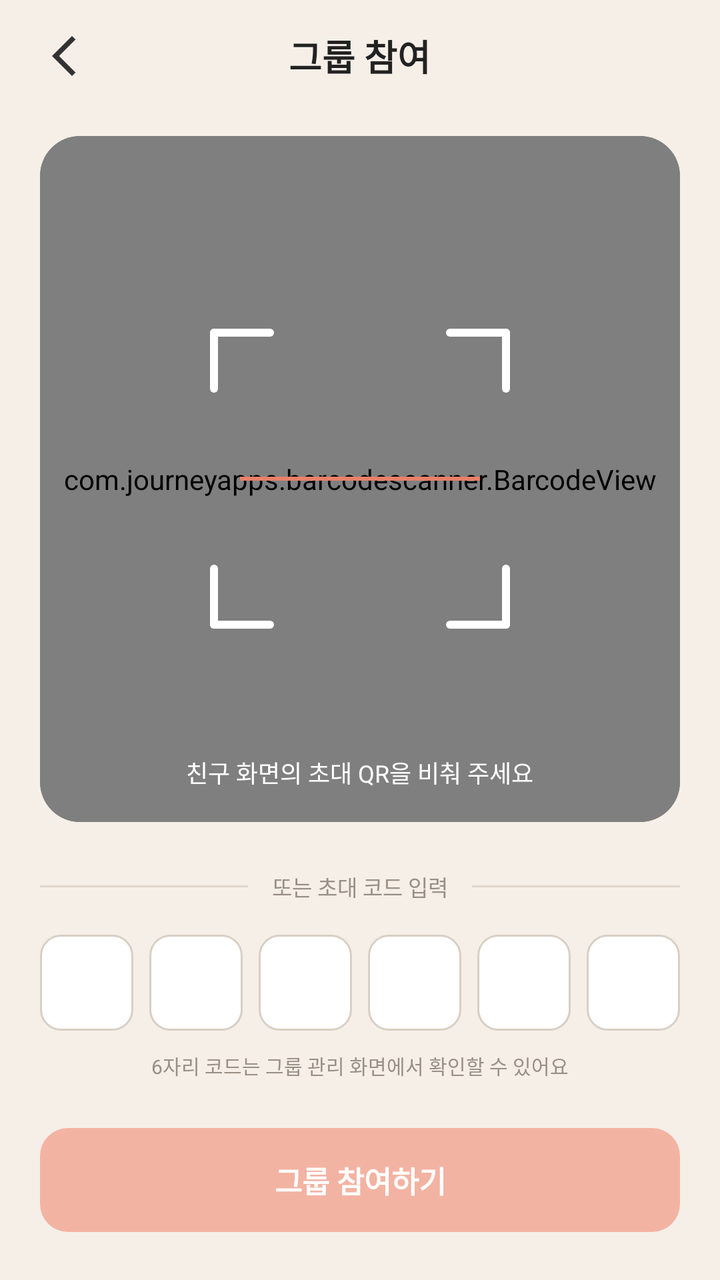
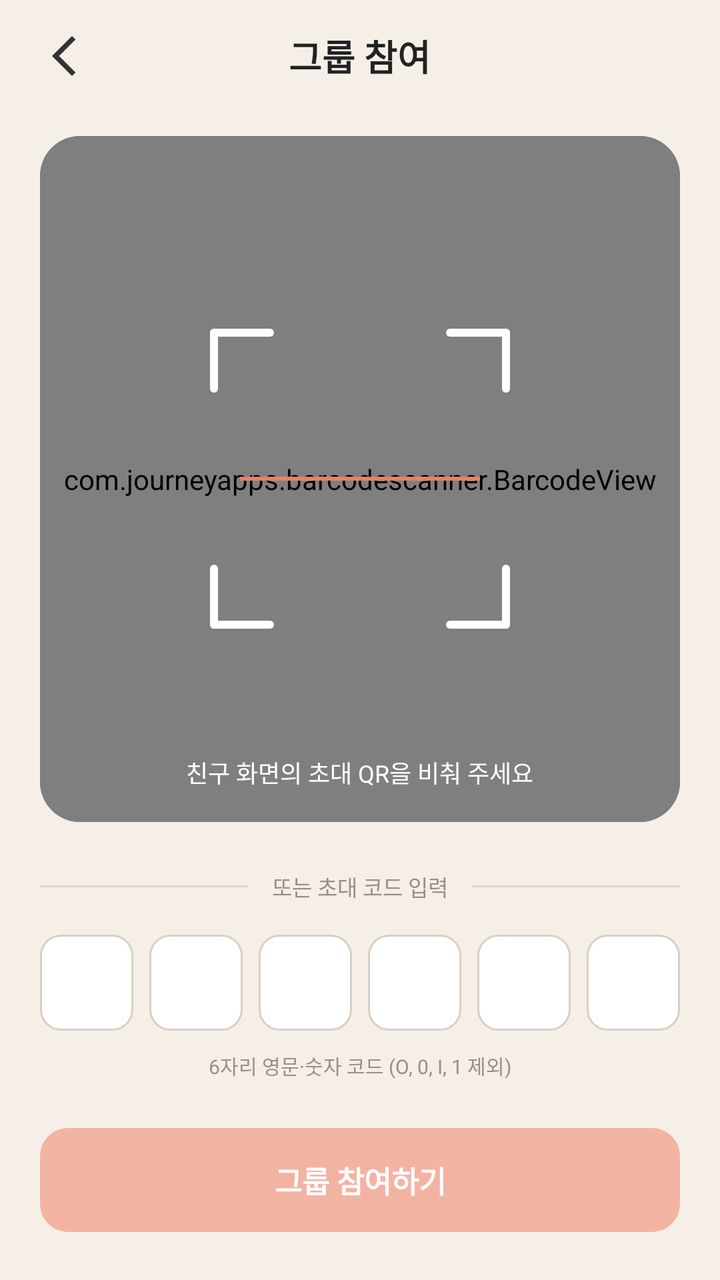

Before-and-after screenshots of an Android layout around one commit, followed by the original layout XML and the change that was made.
<!-- AndroidManifest.xml: application theme Theme.Tteonam -->
<!-- res/layout/activity_group_join.xml -->
<?xml version="1.0" encoding="utf-8"?>
<LinearLayout xmlns:android="http://schemas.android.com/apk/res/android"
    android:layout_width="match_parent"
    android:layout_height="match_parent"
    android:background="#F5EFE8"
    android:orientation="vertical"
    >

    
    <FrameLayout
        android:layout_width="match_parent"
        android:layout_height="56dp">

        <ImageButton
            android:id="@+id/btnBack"
            android:layout_width="48dp"
            android:layout_height="48dp"
            android:layout_gravity="center_vertical|start"
            android:layout_marginStart="8dp"
            android:background="?attr/selectableItemBackgroundBorderless"
            android:contentDescription="뒤로가기"
            android:src="@drawable/ic_arrow_back_group"
            app:tint="#333333"
            xmlns:app="http://schemas.android.com/apk/res-auto" />

        <TextView
            android:layout_width="wrap_content"
            android:layout_height="wrap_content"
            android:layout_gravity="center"
            android:text="그룹 참여"
            android:textColor="#222222"
            android:textSize="18sp"
            android:textStyle="bold" />
    </FrameLayout>

    
    <FrameLayout
        android:id="@+id/scanArea"
        android:layout_width="match_parent"
        android:layout_height="0dp"
        android:layout_weight="1"
        android:layout_marginStart="20dp"
        android:layout_marginTop="12dp"
        android:layout_marginEnd="20dp"
        android:background="@drawable/bg_camera"
        android:clipToOutline="true">

        <com.journeyapps.barcodescanner.BarcodeView
            android:id="@+id/barcodeView"
            android:layout_width="match_parent"
            android:layout_height="match_parent" />

        <View
            android:layout_width="150dp"
            android:layout_height="150dp"
            android:layout_gravity="center"
            android:background="@drawable/bg_scan_frame" />

        <View
            android:id="@+id/scanLine"
            android:layout_width="120dp"
            android:layout_height="2dp"
            android:layout_gravity="center"
            android:background="#E8806A" />

        <TextView
            android:layout_width="wrap_content"
            android:layout_height="wrap_content"
            android:layout_gravity="bottom|center_horizontal"
            android:layout_marginBottom="16dp"
            android:text="친구 화면의 초대 QR을 비춰 주세요"
            android:textColor="#FFFFFF"
            android:textSize="12sp" />
    </FrameLayout>

    
    <LinearLayout
        android:layout_width="match_parent"
        android:layout_height="wrap_content"
        android:layout_marginStart="20dp"
        android:layout_marginTop="24dp"
        android:layout_marginEnd="20dp"
        android:gravity="center_vertical"
        android:orientation="horizontal">

        <View
            android:layout_width="0dp"
            android:layout_height="1dp"
            android:layout_weight="1"
            android:background="#E0D6CB" />

        <TextView
            android:layout_width="wrap_content"
            android:layout_height="wrap_content"
            android:layout_marginStart="12dp"
            android:layout_marginEnd="12dp"
            android:text="또는 초대 코드 입력"
            android:textColor="#9A8F85"
            android:textSize="11sp" />

        <View
            android:layout_width="0dp"
            android:layout_height="1dp"
            android:layout_weight="1"
            android:background="#E0D6CB" />
    </LinearLayout>

    
    <LinearLayout
        android:layout_width="match_parent"
        android:layout_height="wrap_content"
        android:layout_marginStart="20dp"
        android:layout_marginTop="16dp"
        android:layout_marginEnd="20dp"
        android:orientation="horizontal">

        <EditText
            android:id="@+id/etCode1"
            android:maxLength="1"
            android:inputType="number"
            style="@style/CodeBox" />

        <EditText
            android:id="@+id/etCode2"
            android:maxLength="1"
            android:inputType="number"
            style="@style/CodeBox" />

        <EditText
            android:id="@+id/etCode3"
            android:maxLength="1"
            android:inputType="number"
            style="@style/CodeBox" />

        <EditText
            android:id="@+id/etCode4"
            android:maxLength="1"
            android:inputType="number"
            style="@style/CodeBox" />

        <EditText
            android:id="@+id/etCode5"
            android:maxLength="1"
            android:inputType="number"
            style="@style/CodeBox" />

        <EditText
            android:id="@+id/etCode6"
            android:maxLength="1"
            android:inputType="number"
            style="@style/CodeBox"
            android:layout_marginEnd="0dp" />
    </LinearLayout>

    <TextView
        android:layout_width="wrap_content"
        android:layout_height="wrap_content"
        android:layout_gravity="center_horizontal"
        android:layout_marginTop="10dp"
        android:text="6자리 코드는 그룹 관리 화면에서 확인할 수 있어요"
        android:textColor="#9A8F85"
        android:textSize="10sp" />

    
    <Button
        android:id="@+id/btnJoin"
        android:layout_width="match_parent"
        android:layout_height="52dp"
        android:layout_marginStart="20dp"
        android:layout_marginTop="24dp"
        android:layout_marginEnd="20dp"
        android:layout_marginBottom="24dp"
        android:background="@drawable/bg_button_join"
        android:enabled="false"
        android:stateListAnimator="@null"
        android:text="그룹 참여하기"
        android:textColor="#FFFFFF"
        android:textSize="15sp"
        android:textStyle="bold" />

</LinearLayout>
<!-- resources referenced by this layout -->
<resources>
  <!-- drawable bg_button_join (drawable) -->
  <?xml version="1.0" encoding="utf-8"?>
  <selector xmlns:android="http://schemas.android.com/apk/res/android">
      <item android:state_enabled="false">
          <shape android:shape="rectangle">
              <solid android:color="#F3B3A3" />
              <corners android:radius="14dp" />
          </shape>
      </item>
      <item>
          <shape android:shape="rectangle">
              <solid android:color="#E8806A" />
              <corners android:radius="14dp" />
          </shape>
      </item>
  </selector>
  <!-- drawable bg_camera (drawable) -->
  <?xml version="1.0" encoding="utf-8"?>
  <shape xmlns:android="http://schemas.android.com/apk/res/android"
      android:shape="rectangle">
      <solid android:color="#6F675F" />
      <corners android:radius="20dp" />
  </shape>
  <!-- drawable ic_arrow_back_group (drawable) -->
  <vector xmlns:android="http://schemas.android.com/apk/res/android" android:height="24dp" android:tint="#222222" android:viewportHeight="24" android:viewportWidth="24" android:width="24dp">
        
      <path android:fillColor="@android:color/white" android:pathData="M17.77,3.77l-1.77,-1.77l-10,10l10,10l1.77,-1.77l-8.23,-8.23z"/>
      
  </vector>
  <style name="CodeBox">
          <item name="android:layout_width">0dp</item>
          <item name="android:layout_height">48dp</item>
          <item name="android:layout_weight">1</item>
          <item name="android:layout_marginEnd">8dp</item>
          <item name="android:background">@drawable/bg_code_box</item>
          <item name="android:gravity">center</item>
          <item name="android:inputType">number</item>
          <item name="android:maxLength">1</item>
          <item name="android:maxLines">1</item>
          <item name="android:textColor">#222222</item>
          <item name="android:textSize">18sp</item>
          <item name="android:textStyle">bold</item>
      </style>
  <style name="Theme.Tteonam" parent="Base.Theme.Tteonam" />
  <!-- drawable bg_code_box (drawable) -->
  <?xml version="1.0" encoding="utf-8"?>
  <selector xmlns:android="http://schemas.android.com/apk/res/android">
      <item android:state_focused="true">
          <shape android:shape="rectangle">
              <solid android:color="#FFFFFF" />
              <stroke android:width="1.5dp" android:color="#F0A08C" />
              <corners android:radius="10dp" />
          </shape>
      </item>
      <item>
          <shape android:shape="rectangle">
              <solid android:color="#FFFFFF" />
              <stroke android:width="1dp" android:color="#D9CFC4" />
              <corners android:radius="10dp" />
          </shape>
      </item>
  </selector>
  <color name="tn_primary">#E2603D</color>
  <color name="tn_on_primary">#FFFFFF</color>
  <color name="tn_ink">#1F2B27</color>
  <color name="tn_on_ink">#F4F0EA</color>
  <color name="tn_error">#C9472C</color>
  <color name="tn_surface">#FCFAF6</color>
  <color name="tn_text">#1F2B27</color>
  <color name="tn_text_secondary">#8A837A</color>
  <color name="tn_outline">#DED7CC</color>
  <color name="tn_background">#F4F0EA</color>
  <color name="tn_text_hint">#B3ACA2</color>
  <style name="Widget.Tteonam.Button.Primary" parent="Widget.Material3.Button">
          <item name="backgroundTint">@color/tn_primary_button_bg</item>
          <item name="android:textColor">@color/tn_on_primary</item>
          <item name="android:textSize">16sp</item>
          <item name="android:textStyle">bold</item>
          <item name="android:minHeight">56dp</item>
          <item name="cornerRadius">14dp</item>
          <item name="android:insetTop">0dp</item>
          <item name="android:insetBottom">0dp</item>
      </style>
  <!-- unchanged entries left out for length: 3 -->
</resources>

<!-- the commit's change to res/layout/activity_group_join.xml (unified diff, before → after) -->
@@ -117,37 +117,37 @@
         <EditText
             android:id="@+id/etCode1"
             android:maxLength="1"
-            android:inputType="number"
+            android:inputType="textCapCharacters|textNoSuggestions"
             style="@style/CodeBox" />
 
         <EditText
             android:id="@+id/etCode2"
             android:maxLength="1"
-            android:inputType="number"
+            android:inputType="textCapCharacters|textNoSuggestions"
             style="@style/CodeBox" />
 
         <EditText
             android:id="@+id/etCode3"
             android:maxLength="1"
-            android:inputType="number"
+            android:inputType="textCapCharacters|textNoSuggestions"
             style="@style/CodeBox" />
 
         <EditText
             android:id="@+id/etCode4"
             android:maxLength="1"
-            android:inputType="number"
+            android:inputType="textCapCharacters|textNoSuggestions"
             style="@style/CodeBox" />
 
         <EditText
             android:id="@+id/etCode5"
             android:maxLength="1"
-            android:inputType="number"
+            android:inputType="textCapCharacters|textNoSuggestions"
             style="@style/CodeBox" />
 
         <EditText
             android:id="@+id/etCode6"
             android:maxLength="1"
-            android:inputType="number"
+            android:inputType="textCapCharacters|textNoSuggestions"
             style="@style/CodeBox"
             android:layout_marginEnd="0dp" />
     </LinearLayout>
@@ -157,7 +157,7 @@
         android:layout_height="wrap_content"
         android:layout_gravity="center_horizontal"
         android:layout_marginTop="10dp"
-        android:text="6자리 코드는 그룹 관리 화면에서 확인할 수 있어요"
+        android:text="6자리 영문·숫자 코드 (O, 0, I, 1 제외)"
         android:textColor="#9A8F85"
         android:textSize="10sp" />
 
